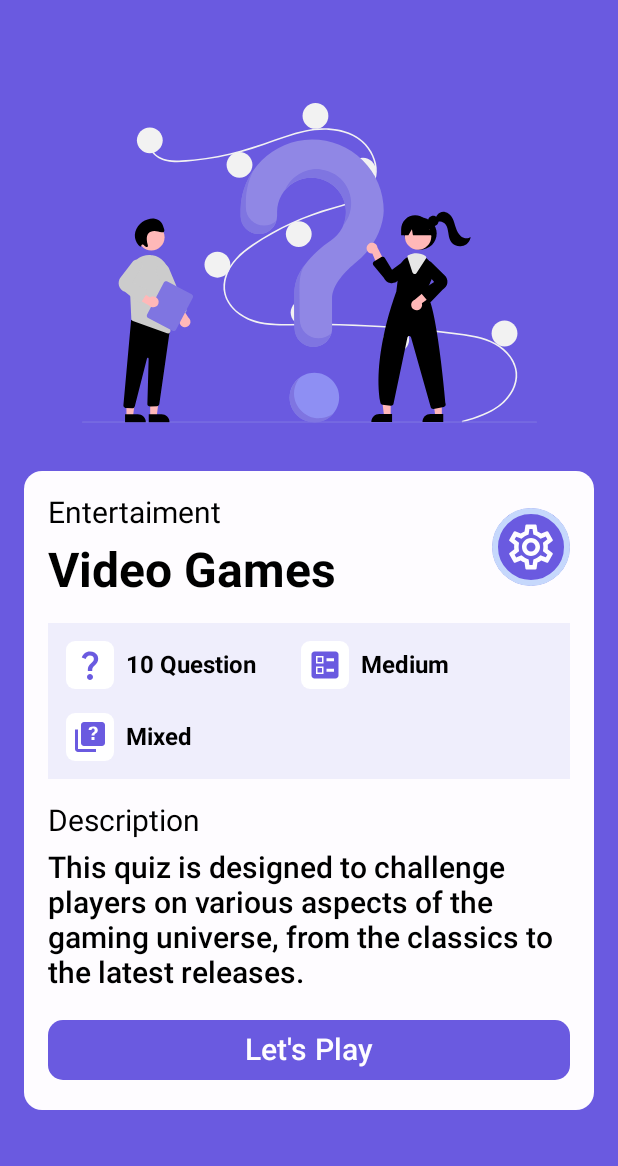
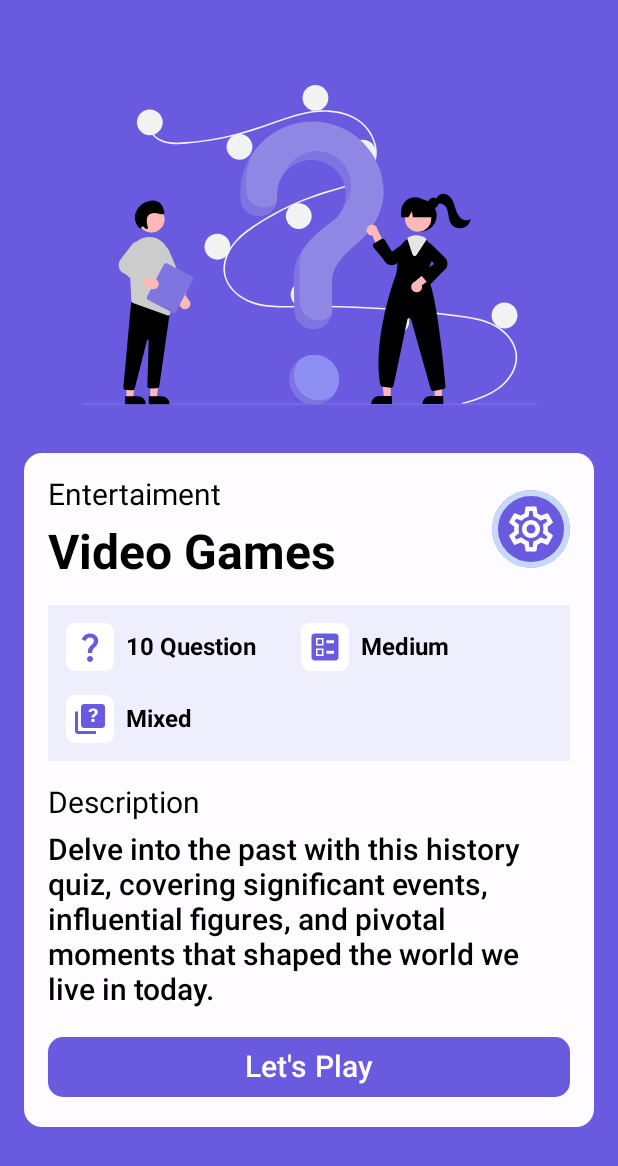
Before and after one commit to harijoshi07/Quizzle, an Android app built with Jetpack Compose: the @Preview function QuizStartScreenPreview, on a phone screen of 412 x 824 dp. Shown: the top 1166 px of the screen. Run offline under Robolectric (Android 15) with nearby library versions, the phone set to English and light mode, and no system bars; Roboto replaces fonts that are not available here.

Commit message:
refactor: use category key from quizCategoryDescription instead of hardcoded string value in QuizStartScreen

```diff
--- a/app/src/main/java/com/example/quizgame/ui/screen/quiz/QuizStartScreen.kt
+++ b/app/src/main/java/com/example/quizgame/ui/screen/quiz/QuizStartScreen.kt
@@ -36,9 +36,10 @@ import androidx.compose.ui.tooling.preview.Preview
 import androidx.compose.ui.unit.dp
 import androidx.compose.ui.unit.sp
 import com.example.quizgame.R
+import com.example.quizgame.data.quizCategoryDescription
 
 @Composable
-fun QuizStartScreen(modifier: Modifier = Modifier) {
+fun QuizStartScreen(quiz: String, modifier: Modifier = Modifier) {
 
     Column(
         horizontalAlignment = Alignment.CenterHorizontally,
@@ -54,14 +55,14 @@ fun QuizStartScreen(modifier: Modifier = Modifier) {
         )
         Spacer(modifier = Modifier.height(16.dp))
 
-        QuizContent()
+        QuizContent(quiz)
     }
 
 }
 
 
 @Composable
-fun QuizContent(modifier: Modifier = Modifier) {
+fun QuizContent(quiz: String, modifier: Modifier = Modifier) {
 
     Card(
         colors = CardDefaults.cardColors(
@@ -77,7 +78,7 @@ fun QuizContent(modifier: Modifier = Modifier) {
             Spacer(modifier = Modifier.height(16.dp))
             QuizType()
             Spacer(modifier = Modifier.height(16.dp))
-            ContentDescription()
+            ContentDescription(quiz)
             Spacer(modifier = Modifier.height(16.dp))
             Button(
                 onClick = { /*TODO*/ },
@@ -189,7 +190,7 @@ fun BoxType(painter: Int, text: String) {
 }
 
 @Composable
-fun ContentDescription(modifier: Modifier = Modifier) {
+fun ContentDescription(category: String, modifier: Modifier = Modifier) {
 
     Column {
 
@@ -201,7 +202,7 @@ fun ContentDescription(modifier: Modifier = Modifier) {
         Spacer(modifier = Modifier.height(8.dp))
 
         Text(
-            text = "This quiz is designed to challenge players on various aspects of the gaming universe, from the classics to the latest releases.",
+            text = quizCategoryDescription[category]!!,
             fontSize = 20.sp,
             fontWeight = FontWeight.SemiBold
         )
@@ -214,11 +215,11 @@ fun ContentDescription(modifier: Modifier = Modifier) {
 @Composable
 private fun QuizStartScreenPreview() {
 
-    QuizStartScreen()
+    QuizStartScreen(quiz = "History")
     //QuizContent()
     //ContentHeader()
     //QuizType()
     //BoxType(painter = R.drawable.trophy, text = "")
-    //ContentDescription()
+    //ContentDescription(category = "History")
 
 }
```
